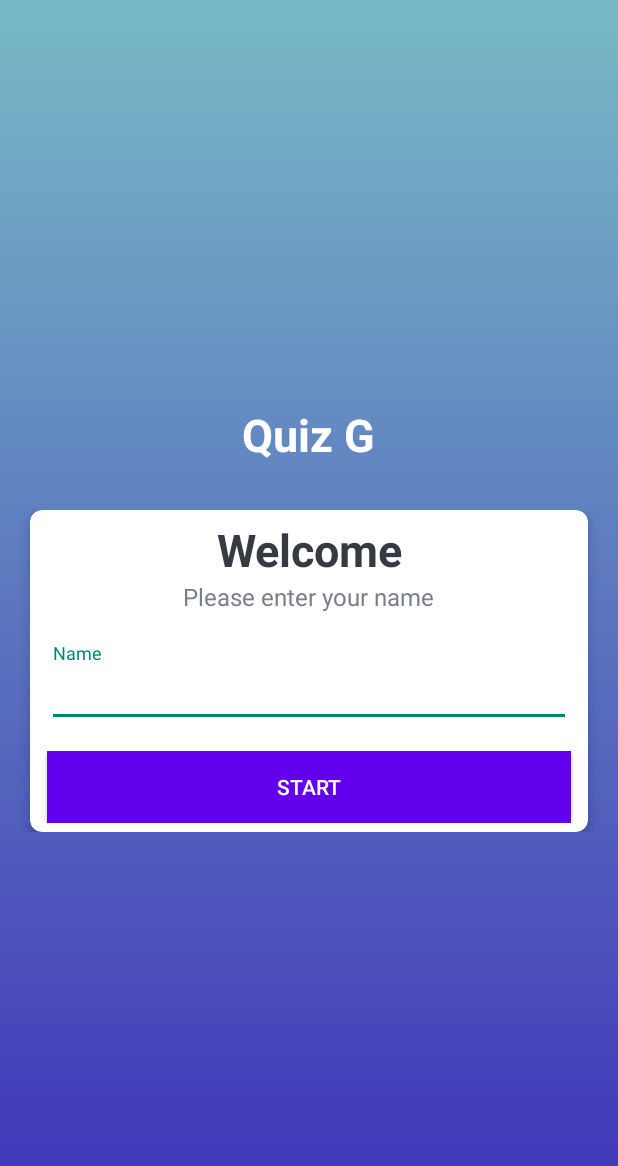
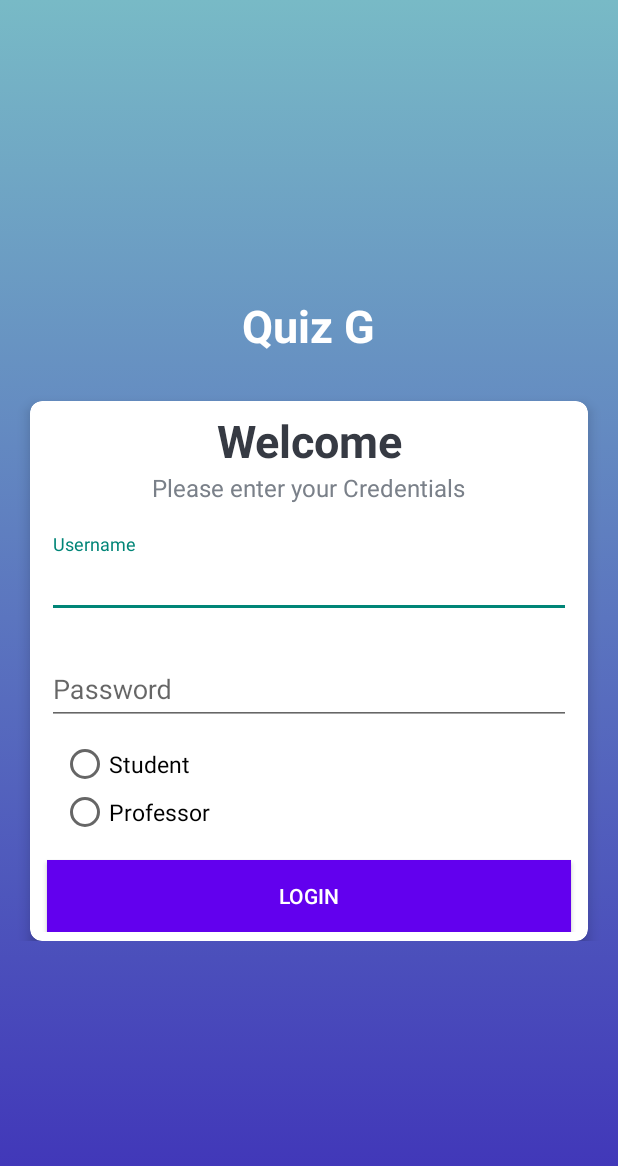
Before and after one commit to amishraj/QuizG, an Android app: the screen it shows after launch (MainActivity), on a phone screen of 412 x 824 dp. Shown: the top 1166 px of the screen. Run offline under Robolectric (Android 15) with nearby library versions, the light colour scheme and no system bars; our stand-ins replace Firebase (no records; nobody signed in at launch, a user with empty details on screens opened directly).

Commit message:
Added Login Flow with Firebase support

```diff
--- a/app/build.gradle
+++ b/app/build.gradle
@@ -1,6 +1,7 @@
 plugins {
     id 'com.android.application'
     id 'org.jetbrains.kotlin.android'
+    id 'com.google.gms.google-services'
 }
 
 android {
@@ -39,6 +40,7 @@ dependencies {
     implementation 'com.google.android.material:material:1.7.0'
     implementation 'androidx.constraintlayout:constraintlayout:2.1.4'
     implementation 'com.google.android.material:material:1.7.0'
+    implementation 'com.google.firebase:firebase-database-ktx:20.1.0'
     testImplementation 'junit:junit:4.13.2'
     androidTestImplementation 'androidx.test.ext:junit:1.1.3'
     androidTestImplementation 'androidx.test.espresso:espresso-core:3.4.0'
--- /dev/null
+++ b/app/src/main/java/com/example/quizg/Users.kt
@@ -0,0 +1,3 @@
+package com.example.quizg
+
+data class Users(val username : String)
--- a/app/src/main/res/layout/activity_main.xml
+++ b/app/src/main/res/layout/activity_main.xml
@@ -56,7 +56,7 @@
                     android:layout_width="wrap_content"
                     android:layout_height="wrap_content"
                     android:gravity="center_horizontal"
-                    android:text="Please enter your name"
+                    android:text="Please enter your Credentials"
                     android:textSize="16sp"
                     android:textColor="#7a8089"
                     />
@@ -68,15 +68,55 @@
                     android:layout_marginStart="5dp"
                     android:layout_marginEnd="5dp"
                     android:layout_marginTop="20dp"
-                    android:hint="Name">
+                    android:hint="Username">
 
                     <!--this is the actual edit text which takes the input-->
                     <com.google.android.material.textfield.TextInputEditText
-                        android:id="@+id/edit_text"
+                        android:id="@+id/username"
                         android:layout_width="match_parent"
                         android:layout_height="wrap_content" />
 
                 </com.google.android.material.textfield.TextInputLayout>
+
+                <com.google.android.material.textfield.TextInputLayout
+                    android:id="@+id/filledTextField1"
+                    android:layout_width="match_parent"
+                    android:layout_height="wrap_content"
+                    android:layout_marginStart="5dp"
+                    android:layout_marginEnd="5dp"
+                    android:layout_marginTop="15dp"
+                    android:hint="Password">
+
+                    <!--this is the actual edit text which takes the input-->
+                    <com.google.android.material.textfield.TextInputEditText
+                        android:id="@+id/password"
+                        android:inputType="textPassword"
+                        android:layout_width="match_parent"
+                        android:layout_height="wrap_content" />
+
+                </com.google.android.material.textfield.TextInputLayout>
+
+                <RadioGroup
+                    android:layout_marginTop="10dp"
+                    android:id="@+id/groupradio"
+                    android:layout_marginLeft="10dp"
+                    android:layout_width="fill_parent"
+                    android:layout_height="wrap_content">
+
+                    <RadioButton
+                        android:layout_width="fill_parent"
+                        android:layout_height="wrap_content"
+                        android:id="@+id/radio_Student"
+                        android:text="Student"
+                        android:textSize="15sp"/>
+
+                    <RadioButton
+                        android:layout_width="fill_parent"
+                        android:layout_height="wrap_content"
+                        android:id="@+id/radio_Professor"
+                        android:text="Professor"
+                        android:textSize="15sp"/>
+                </RadioGroup>
 
                 <Button
                     android:id="@+id/btn_start"
@@ -87,7 +127,7 @@
                     android:layout_marginEnd="5dp"
                     android:background="@color/purple_500"
                     android:textColor="@android:color/white"
-                    android:text="Start"
+                    android:text="LOGIN"
                     />
             </LinearLayout>
         </androidx.cardview.widget.CardView>
--- a/build.gradle
+++ b/build.gradle
@@ -1,4 +1,8 @@
-// Top-level build file where you can add configuration options common to all sub-projects/modules.
+buildscript {
+    dependencies {
+        classpath 'com.google.gms:google-services:4.3.14'
+    }
+}// Top-level build file where you can add configuration options common to all sub-projects/modules.
 plugins {
     id 'com.android.application' version '7.3.0' apply false
     id 'com.android.library' version '7.3.0' apply false
```
Also changed, not shown: app/src/main/java/com/example/quizg/MainActivity.kt (+72 -7 lines), 1 other file.
